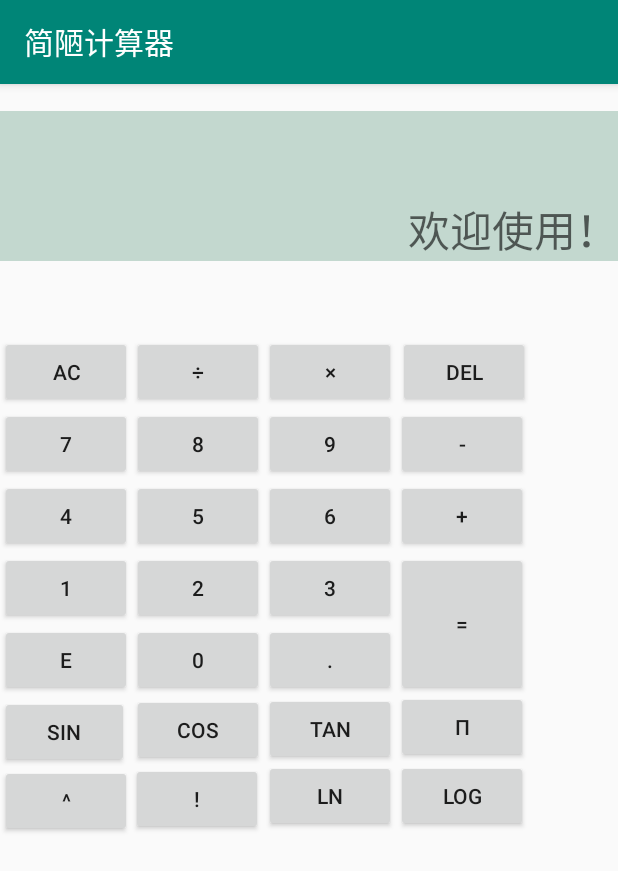
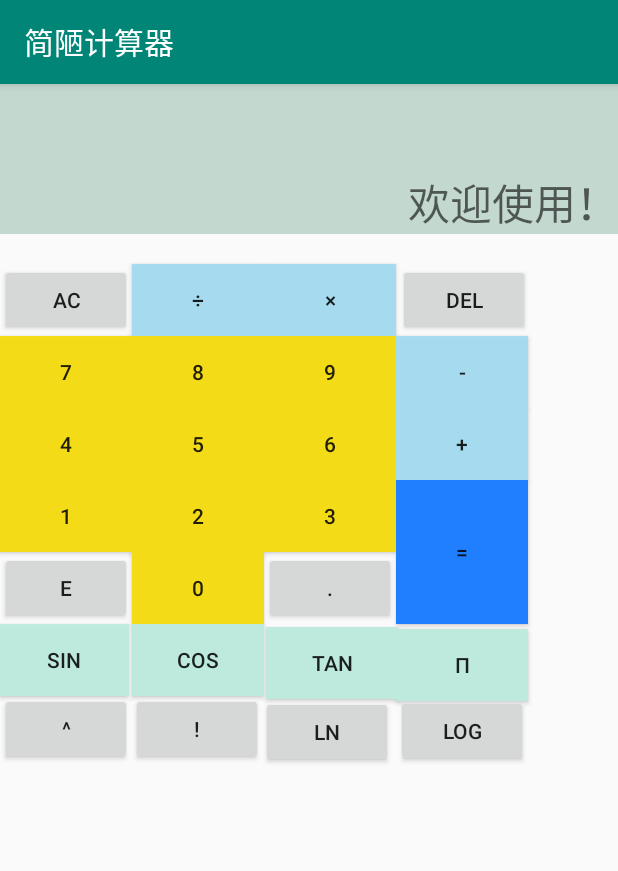
Before and after one commit to STUFelix/Calculator, an Android app: the screen it shows after launch (MainActivity), on a phone screen of 412 x 824 dp. Shown: the top 871 px of the screen. Run offline under Robolectric (Android 15) with nearby library versions, the phone set to English and light mode, and no system bars.

Commit message:
The First Try.

```diff
--- a/app/src/main/res/layout/activity_main.xml
+++ b/app/src/main/res/layout/activity_main.xml
@@ -16,7 +16,7 @@
         android:layout_alignParentTop="true"
         android:layout_marginStart="0dp"
         android:layout_marginLeft="0dp"
-        android:layout_marginTop="18dp"
+        android:layout_marginTop="0dp"
         android:background="#3f1f724f"
         android:gravity="end|bottom"
         android:hint="欢迎使用！"
@@ -27,10 +27,10 @@
         android:id="@+id/button3"
         android:layout_width="wrap_content"
         android:layout_height="wrap_content"
+        android:layout_below="@+id/textView2"
+        android:layout_alignParentStart="true"
         android:layout_alignParentLeft="true"
-        android:layout_alignParentStart="true"
-        android:layout_below="@+id/textView2"
-        android:layout_marginTop="50dp"
+        android:layout_marginTop="20dp"
         android:text="AC" />
 
     <Button
@@ -41,6 +41,7 @@
         android:layout_alignBottom="@+id/button3"
         android:layout_toEndOf="@+id/button3"
         android:layout_toRightOf="@+id/button3"
+        android:background="#F5A5DCf1"
         android:text="÷" />
 
     <Button
@@ -51,6 +52,7 @@
         android:layout_alignBottom="@+id/button4"
         android:layout_toRightOf="@+id/button4"
         android:layout_toEndOf="@+id/button4"
+        android:background="#F5A5DCf1"
         android:text="×"/>
 
     <Button
@@ -60,6 +62,7 @@
         android:layout_alignParentLeft="true"
         android:layout_alignParentStart="true"
         android:layout_below="@+id/button3"
+        android:background="#F5F5DC11"
         android:text="7" />
 
     <Button
@@ -69,6 +72,7 @@
         android:layout_below="@+id/button4"
         android:layout_toEndOf="@+id/button3"
         android:layout_toRightOf="@+id/button3"
+        android:background="#F5F5DC11"
         android:text="8" />
 
     <Button
@@ -78,6 +82,7 @@
         android:layout_alignBottom="@+id/button7"
         android:layout_toEndOf="@+id/button4"
         android:layout_toRightOf="@+id/button4"
+        android:background="#F5F5DC11"
         android:text="9" />
 
     <Button
@@ -101,6 +106,7 @@
         android:layout_below="@+id/button5"
         android:layout_toEndOf="@+id/button8"
         android:layout_toRightOf="@+id/button8"
+        android:background="#F5A5DCf1"
         android:text="-" />
 
     <Button
@@ -110,6 +116,7 @@
         android:layout_below="@+id/button6"
         android:layout_toLeftOf="@+id/button7"
         android:layout_toStartOf="@+id/button7"
+        android:background="#F5F5DC11"
         android:text="4" />
 
     <Button
@@ -119,6 +126,7 @@
         android:layout_alignBottom="@+id/button11"
         android:layout_toEndOf="@+id/button6"
         android:layout_toRightOf="@+id/button6"
+        android:background="#F5F5DC11"
         android:text="5" />
 
     <Button
@@ -128,6 +136,7 @@
         android:layout_below="@+id/button8"
         android:layout_toEndOf="@+id/button12"
         android:layout_toRightOf="@+id/button12"
+        android:background="#F5F5DC11"
         android:text="6" />
 
     <Button
@@ -137,6 +146,7 @@
         android:layout_alignBottom="@+id/button13"
         android:layout_toEndOf="@+id/button8"
         android:layout_toRightOf="@+id/button8"
+        android:background="#F5A5DCf1"
         android:text="+" />
 
     <Button
@@ -146,6 +156,7 @@
         android:layout_below="@+id/button11"
         android:layout_toLeftOf="@+id/button12"
         android:layout_toStartOf="@+id/button12"
+        android:background="#F5F5DC11"
         android:text="1" />
 
     <Button
@@ -155,6 +166,7 @@
         android:layout_below="@+id/button11"
         android:layout_toEndOf="@+id/button11"
         android:layout_toRightOf="@+id/button11"
+        android:background="#F5F5DC11"
         android:text="2" />
 
     <Button
@@ -164,6 +176,7 @@
         android:layout_below="@+id/button13"
         android:layout_toEndOf="@+id/button16"
         android:layout_toRightOf="@+id/button16"
+        android:background="#F5F5DC11"
         android:text="3" />
 
     <Button
@@ -174,6 +187,7 @@
         android:layout_marginTop="0dp"
         android:layout_toStartOf="@+id/button17"
         android:layout_toLeftOf="@+id/button17"
+        android:background="#F5F5DC11"
         android:text="0" />
 
     <Button
@@ -193,6 +207,7 @@
         android:layout_below="@+id/button13"
         android:layout_toEndOf="@+id/button17"
         android:layout_toRightOf="@+id/button17"
+        android:background="#ff1f7fff"
         android:text="=" />
 
     <Button
@@ -203,6 +218,7 @@
         android:layout_marginTop="0dp"
         android:layout_marginEnd="2dp"
         android:layout_toStartOf="@+id/button23"
+        android:background="#f5bEeCDF"
         android:text="sin" />
 
     <Button
@@ -210,19 +226,21 @@
         android:layout_width="wrap_content"
         android:layout_height="wrap_content"
         android:layout_below="@+id/button19"
-        android:layout_marginStart="0dp"
-        android:layout_marginTop="-1dp"
+
+        android:layout_toRightOf="@+id/button3"
         android:layout_toEndOf="@+id/button3"
+        android:background="#f5bEeCDF"
         android:text="cos" />
 
     <Button
         android:id="@+id/button24"
         android:layout_width="wrap_content"
         android:layout_height="wrap_content"
-        android:layout_below="@+id/button19"
-        android:layout_marginStart="88dp"
-        android:layout_marginTop="-2dp"
+        android:layout_below="@+id/button20"
+        android:layout_marginStart="89dp"
+        android:layout_marginTop="2dp"
         android:layout_toEndOf="@+id/button3"
+        android:background="#f5bEeCDF"
         android:text="tan" />
 
     <Button
@@ -231,8 +249,9 @@
         android:layout_height="wrap_content"
         android:layout_below="@+id/button19"
         android:layout_marginStart="176dp"
-        android:layout_marginTop="-3dp"
+        android:layout_marginTop="3dp"
         android:layout_toEndOf="@+id/button3"
+        android:background="#f5bEeCDF"
         android:text="π" />
 
     <Button
@@ -273,8 +292,8 @@
         android:layout_height="wrap_content"
         android:layout_below="@+id/button24"
         android:layout_alignParentStart="true"
-        android:layout_marginStart="176dp"
-        android:layout_marginTop="-3dp"
+        android:layout_marginStart="174dp"
+        android:layout_marginTop="-2dp"
         android:layout_marginBottom="-333dp"
         android:text="ln" />
 
@@ -285,11 +304,9 @@
         android:layout_below="@+id/button25"
         android:layout_alignParentStart="true"
         android:layout_marginStart="264dp"
-        android:layout_marginTop="-2dp"
+        android:layout_marginTop="-4dp"
         android:layout_marginBottom="-333dp"
         android:text="log" />
 
 
-
-
 </RelativeLayout>
```
